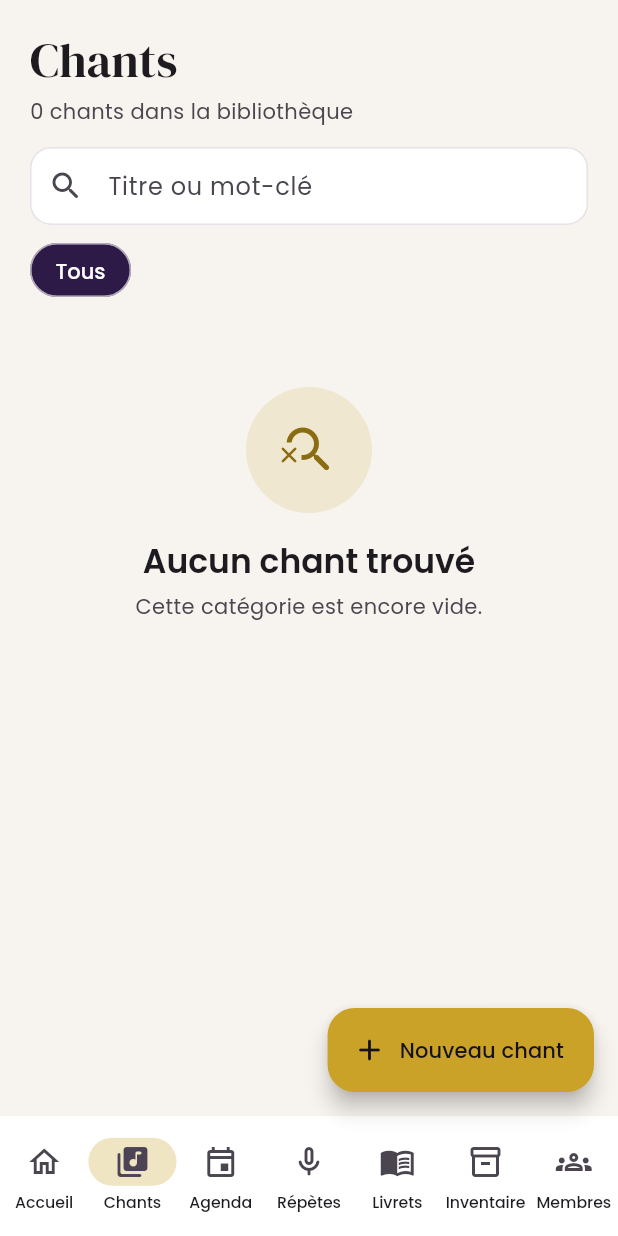
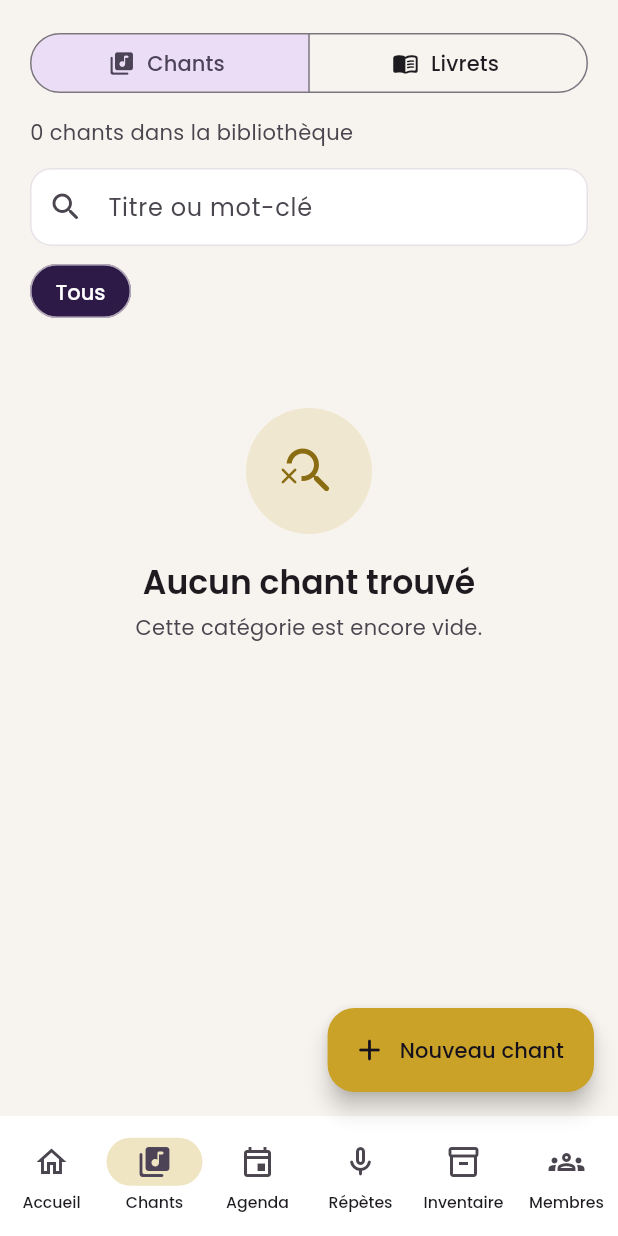
Before and after one commit to faazik11/appli-gdc, a Flutter app: the HomeScreen screen opened directly with empty values, item 2 of the bottom bar chosen, on a phone screen of 412 x 824 dp. Run offline on Flutter 3.47's test engine with Material 3 defaults, Android fonts, the phone set to English and light mode, and no system bars; our stand-ins replace file_picker, just_audio, supabase_flutter, wakelock_plus, youtube_player_iframe; missing offline and left inert: dart:js_interop, syncfusion_flutter_pdf, syncfusion_flutter_pdfviewer; accounts and stored records are empty; network calls fail.

Commit message:
Livrets regroupés dans l'onglet Chants (sélecteur Chants / Livrets)
Co-Authored-By: Claude Opus 5.5 (1M context) <noreply@anthropic.com>
Claude-Session: https://claude.ai/code/session_01BzrsAERg9UiCPzLKpHdmy3

```diff
--- a/lib/screens/home_screen.dart
+++ b/lib/screens/home_screen.dart
@@ -112,7 +112,6 @@ class _HomeScreenState extends State<HomeScreen> {
         _Tab.songs,
         _Tab.agenda,
         _Tab.recordings,
-        _Tab.booklets,
         _Tab.inventory,
         if (widget.profile.isAdmin) _Tab.members,
       ];
@@ -311,13 +310,14 @@ class _HomeScreenState extends State<HomeScreen> {
           _Tab.home => (Icons.home_outlined, Icons.home_rounded, 'Accueil'),
           _Tab.songs => (Icons.library_music_outlined, Icons.library_music_rounded, 'Chants'),
           _Tab.agenda => (Icons.event_outlined, Icons.event_rounded, 'Agenda'),
-          _Tab.booklets => (Icons.menu_book_outlined, Icons.menu_book_rounded, 'Livrets'),
+          _Tab.booklets => (Icons.menu_book_outlined, Icons.menu_book_rounded, 'Livrets'), // dans l'onglet Chants
           _Tab.recordings => (Icons.mic_none_rounded, Icons.mic_rounded, 'Répètes'),
           _Tab.inventory => (Icons.inventory_2_outlined, Icons.inventory_2_rounded, 'Inventaire'),
           _Tab.members => (Icons.groups_outlined, Icons.groups_rounded, 'Membres'),
         },
     ];
-    final index = _tabs.indexOf(_tab);
+    // Les livrets sont dans l'onglet Chants.
+    final index = _tabs.indexOf(_tab == _Tab.booklets ? _Tab.songs : _tab);
     void select(int i) => setState(() {
           _tab = _tabs[i];
           if (_tab == _Tab.songs && i != index) _categoryFilter = null;
@@ -544,6 +544,20 @@ class _HomeScreenState extends State<HomeScreen> {
 
   // ---------- Chants ----------
 
+  /// Haut de l'onglet Chants : bascule entre les chants et les livrets.
+  Widget _libraryHeader() => Padding(
+        padding: const EdgeInsets.fromLTRB(20, 18, 20, 12),
+        child: SegmentedButton<_Tab>(
+          showSelectedIcon: false,
+          segments: const [
+            ButtonSegment(value: _Tab.songs, icon: Icon(Icons.library_music_rounded), label: Text('Chants')),
+            ButtonSegment(value: _Tab.booklets, icon: Icon(Icons.menu_book_rounded), label: Text('Livrets')),
+          ],
+          selected: {_tab},
+          onSelectionChanged: (v) => setState(() => _tab = v.first),
+        ),
+      );
+
   Widget _songsTab() {
     final theme = Theme.of(context);
     final songs = _data.songs
@@ -558,10 +572,7 @@ class _HomeScreenState extends State<HomeScreen> {
       child: ListView(padding: const EdgeInsets.only(bottom: 100), children: [
         ContentWidth(
           child: Column(crossAxisAlignment: CrossAxisAlignment.stretch, children: [
-            Padding(
-              padding: const EdgeInsets.fromLTRB(20, 20, 20, 4),
-              child: Text('Chants', style: theme.textTheme.headlineLarge),
-            ),
+            _libraryHeader(),
             Padding(
               padding: const EdgeInsets.fromLTRB(20, 0, 20, 14),
               child: Text('${_data.songs.length} chants dans la bibliothèque',
@@ -643,10 +654,7 @@ class _HomeScreenState extends State<HomeScreen> {
       child: ListView(padding: const EdgeInsets.only(bottom: 100), children: [
         ContentWidth(
           child: Column(crossAxisAlignment: CrossAxisAlignment.stretch, children: [
-            Padding(
-              padding: const EdgeInsets.fromLTRB(20, 20, 20, 4),
-              child: Text('Livrets', style: theme.textTheme.headlineLarge),
-            ),
+            _libraryHeader(),
             Padding(
               padding: const EdgeInsets.fromLTRB(20, 0, 20, 8),
               child: Text('Les programmes de vos prestations',
--- a/tool/demo_main.dart
+++ b/tool/demo_main.dart
@@ -77,7 +77,7 @@ Future<void> main() async {
   await initializeDateFormatting('fr_FR');
   final q = Uri.base.queryParameters;
   final screen = q['screen'] ?? 'home';
-  final tab = const {'home': 0, 'songs': 1, 'agenda': 2, 'repetes': 3, 'booklets': 4, 'materiel': 5, 'members': 6}[screen] ?? 0;
+  final tab = const {'home': 0, 'songs': 1, 'agenda': 2, 'repetes': 3, 'materiel': 4, 'members': 5}[screen] ?? 0;
   runApp(MaterialApp(
     debugShowCheckedModeBanner: false,
     locale: const Locale('fr', 'FR'),
```
